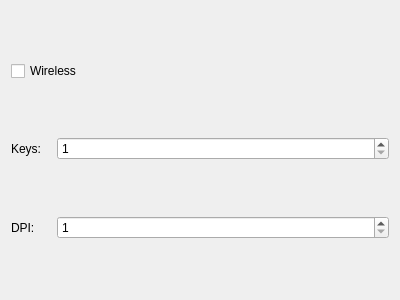
Before: the Qt Designer form addeditmousewidget.ui in szymon27/xkomx, drawn with Qt 5.
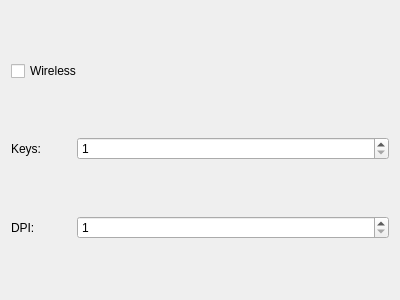
After: the same form once the commit is applied.

Diff of the .ui file:
```diff
--- a/addeditmousewidget.ui
+++ b/addeditmousewidget.ui
@@ -27,7 +27,7 @@
       <widget class="QLabel" name="lbKeys">
        <property name="minimumSize">
         <size>
-         <width>40</width>
+         <width>60</width>
          <height>0</height>
         </size>
        </property>
@@ -60,7 +60,7 @@
       <widget class="QLabel" name="lbDPI">
        <property name="minimumSize">
         <size>
-         <width>40</width>
+         <width>60</width>
          <height>0</height>
         </size>
        </property>
```
